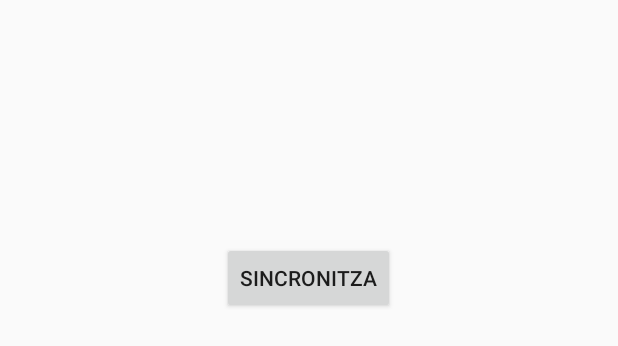
After one commit to MarcObvious/Cultural.finder, an Android app: the layout sincronitza.xml on its own in the app's theme, with its tools: preview values and no code run, on a phone screen of 412 x 824 dp. The commit adds this screen. Shown: the top 346 px of the screen. Run offline under Robolectric (Android 15) with nearby library versions, the phone set to English and light mode, and no system bars.

Commit message:
refractors varis

```diff
--- a/Cultural.Finder.AndroidApp/Cultural.Finder.AndroidApp/app/src/main/AndroidManifest.xml
+++ b/Cultural.Finder.AndroidApp/Cultural.Finder.AndroidApp/app/src/main/AndroidManifest.xml
@@ -60,4 +60,6 @@
 
     </application>
 
+    <uses-permission android:name="android.permission.INTERNET"></uses-permission>
+
 </manifest>
--- a/Cultural.Finder.AndroidApp/Cultural.Finder.AndroidApp/app/src/main/java/letsbecool/culturalfinderandroidapp/Going.java
+++ /dev/null
@@ -1,5 +0,0 @@
-package letsbecool.culturalfinderandroidapp;
-
-public class Going {
-
-}
--- a/Cultural.Finder.AndroidApp/Cultural.Finder.AndroidApp/app/src/main/java/letsbecool/culturalfinderandroidapp/NavigationDrawerFragment.java
+++ b/Cultural.Finder.AndroidApp/Cultural.Finder.AndroidApp/app/src/main/java/letsbecool/culturalfinderandroidapp/NavigationDrawerFragment.java
@@ -1,5 +1,6 @@
 package letsbecool.culturalfinderandroidapp;
 
+import android.content.Intent;
 import android.support.v7.app.ActionBarActivity;
 import android.app.Activity;
 import android.support.v7.app.ActionBar;
@@ -106,6 +107,7 @@ public class NavigationDrawerFragment extends Fragment {
                         getString(R.string.title_section2),
                         getString(R.string.title_section3),
                         getString(R.string.title_section4),
+                        getString(R.string.title_section5)
                 }));
         mDrawerListView.setItemChecked(mCurrentSelectedPosition, true);
         return mDrawerListView;
--- /dev/null
+++ b/Cultural.Finder.AndroidApp/Cultural.Finder.AndroidApp/app/src/main/res/layout/sincronitza.xml
@@ -0,0 +1,19 @@
+<RelativeLayout xmlns:android="http://schemas.android.com/apk/res/android"
+    xmlns:tools="http://schemas.android.com/tools"
+    android:layout_width="match_parent"
+    android:layout_height="match_parent"
+    android:paddingBottom="@dimen/activity_vertical_margin"
+    android:paddingLeft="@dimen/activity_horizontal_margin"
+    android:paddingRight="@dimen/activity_horizontal_margin"
+    android:paddingTop="@dimen/activity_vertical_margin"
+    tools:context="letsbecool.culturalfinderandroidapp.Sincronitza" >
+
+<Button
+    android:layout_width="wrap_content"
+    android:layout_height="wrap_content"
+    android:text="sincronitza"
+    android:id="@+id/button1"
+    android:layout_centerHorizontal="true"
+    android:layout_marginTop="145dp"/>
+
+    </RelativeLayout>
--- a/Cultural.Finder.AndroidApp/Cultural.Finder.AndroidApp/app/src/main/res/values/strings.xml
+++ b/Cultural.Finder.AndroidApp/Cultural.Finder.AndroidApp/app/src/main/res/values/strings.xml
@@ -7,6 +7,7 @@
     <string name="title_section2">Hot</string>
     <string name="title_section3">Recomanacions</string>
     <string name="title_section4">Hi assistire</string>
+    <string name="title_section5">Sincronitza</string>
 
     <string name="navigation_drawer_open">Open navigation drawer</string>
     <string name="navigation_drawer_close">Close navigation drawer</string>
```
Also changed, not shown: Cultural.Finder.AndroidApp/Cultural.Finder.AndroidApp/app/src/main/java/letsbecool/culturalfinderandroidapp/Content_Provider.java (+32 -0 lines), Cultural.Finder.AndroidApp/Cultural.Finder.AndroidApp/app/src/main/java/letsbecool/culturalfinderandroidapp/GoingFragment.java (added, +7 -0 lines), Cultural.Finder.AndroidApp/Cultural.Finder.AndroidApp/app/src/main/java/letsbecool/culturalfinderandroidapp/MainGrid.java (+33 -11 lines), Cultural.Finder.AndroidApp/Cultural.Finder.AndroidApp/app/src/main/java/letsbecool/culturalfinderandroidapp/NetworkingAndroidHttpClientJSONActivity.java (added, +113 -0 lines), Cultural.Finder.AndroidApp/Cultural.Finder.AndroidApp/app/src/main/java/letsbecool/culturalfinderandroidapp/SincronitzaFragment.java (added, +29 -0 lines), Cultural.Finder.AndroidApp/Cultural.Finder.AndroidApp/app/src/main/res/layout/fragment_main_grid.xml (+10 -0 lines), Cultural.Finder.AndroidApp/Cultural.Finder.AndroidApp/app/src/main/res/layout/list_item.xml (added, +7 -0 lines), 3 other files.
